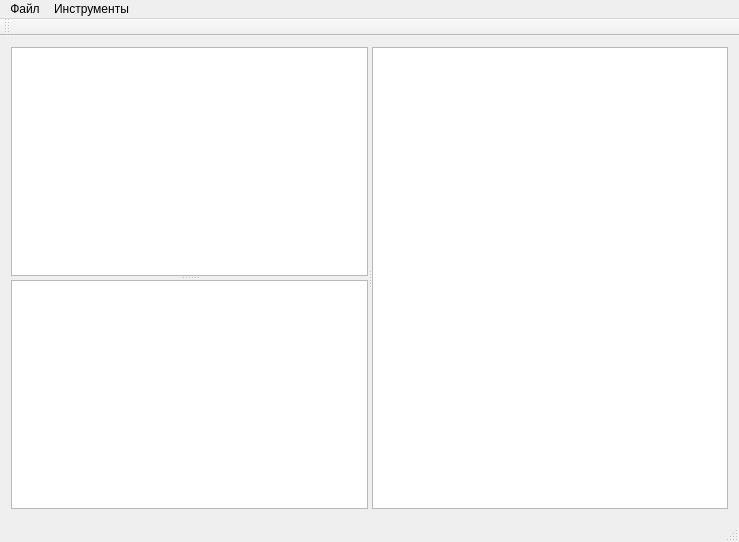
Before: the Qt Designer form 1372813 C++ labs/vs/texted/texted.ui in sirvickr/homework, drawn with Qt 5.
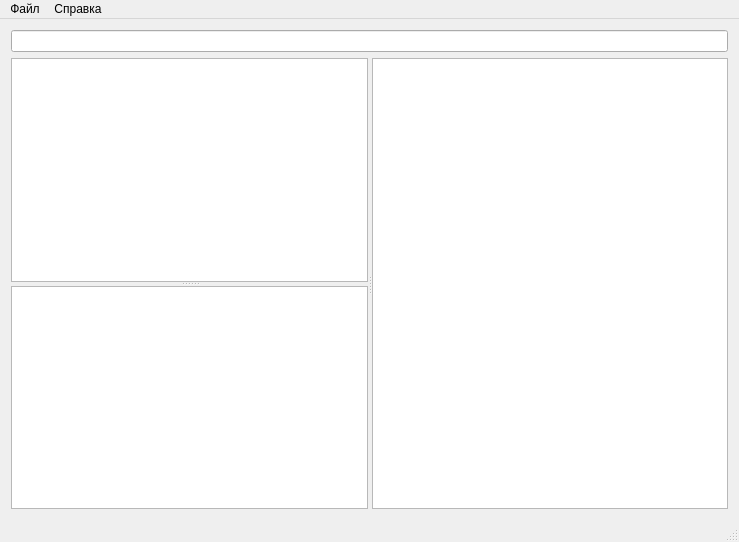
After: the same form once the commit is applied. Icons and pictures are not drawn.

Commit message: * 1372813 C++ (texted): release

```diff
--- a/1372813 C++ labs/vs/texted/texted.ui
+++ b/1372813 C++ labs/vs/texted/texted.ui
@@ -15,6 +15,13 @@
   </property>
   <widget class="QWidget" name="centralWidget">
    <layout class="QVBoxLayout" name="verticalLayout">
+    <item>
+     <widget class="QLineEdit" name="txtFilter">
+      <property name="toolTip">
+       <string>Фильтры по имени файлов (разделены символом &quot;;&quot;)</string>
+      </property>
+     </widget>
+    </item>
     <item>
      <widget class="QSplitter" name="splitter_2">
       <property name="orientation">
@@ -41,7 +48,7 @@
      <height>21</height>
     </rect>
    </property>
-   <widget class="QMenu" name="menu">
+   <widget class="QMenu" name="menuFile">
     <property name="title">
      <string>Файл</string>
     </property>
@@ -50,22 +57,14 @@
     <addaction name="separator"/>
     <addaction name="action_3"/>
    </widget>
-   <widget class="QMenu" name="menu_2">
+   <widget class="QMenu" name="menuHelp">
     <property name="title">
-     <string>Инструменты</string>
+     <string>Справка</string>
     </property>
     <addaction name="action_5"/>
    </widget>
-   <addaction name="menu"/>
-   <addaction name="menu_2"/>
-  </widget>
-  <widget class="QToolBar" name="mainToolBar">
-   <attribute name="toolBarArea">
-    <enum>TopToolBarArea</enum>
-   </attribute>
-   <attribute name="toolBarBreak">
-    <bool>false</bool>
-   </attribute>
+   <addaction name="menuFile"/>
+   <addaction name="menuHelp"/>
   </widget>
   <widget class="QStatusBar" name="statusBar"/>
   <action name="action">
```
Left out of the diff: 74 changed lines with no effect on the pictures. The commit also changes 11 other files.
